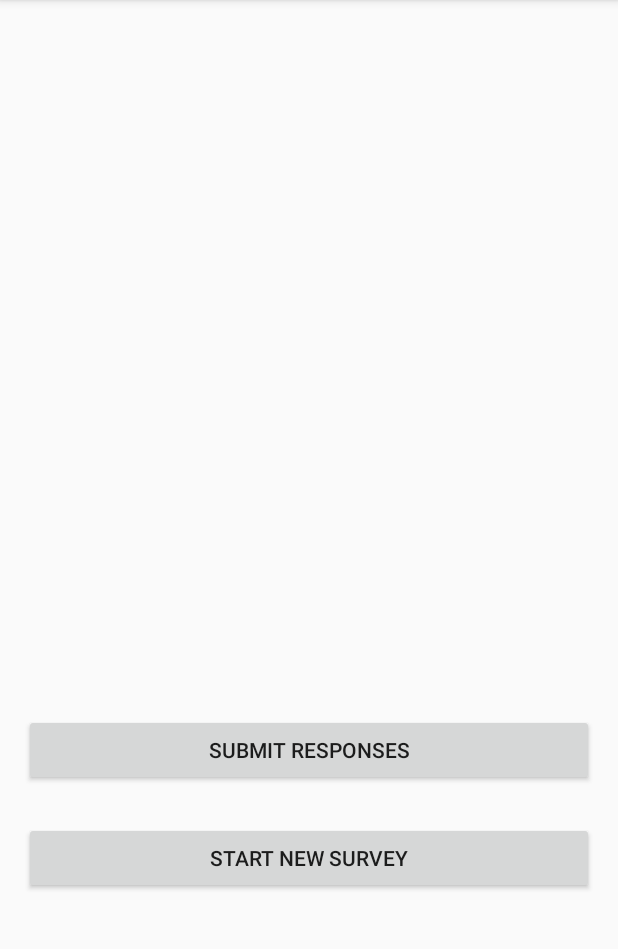
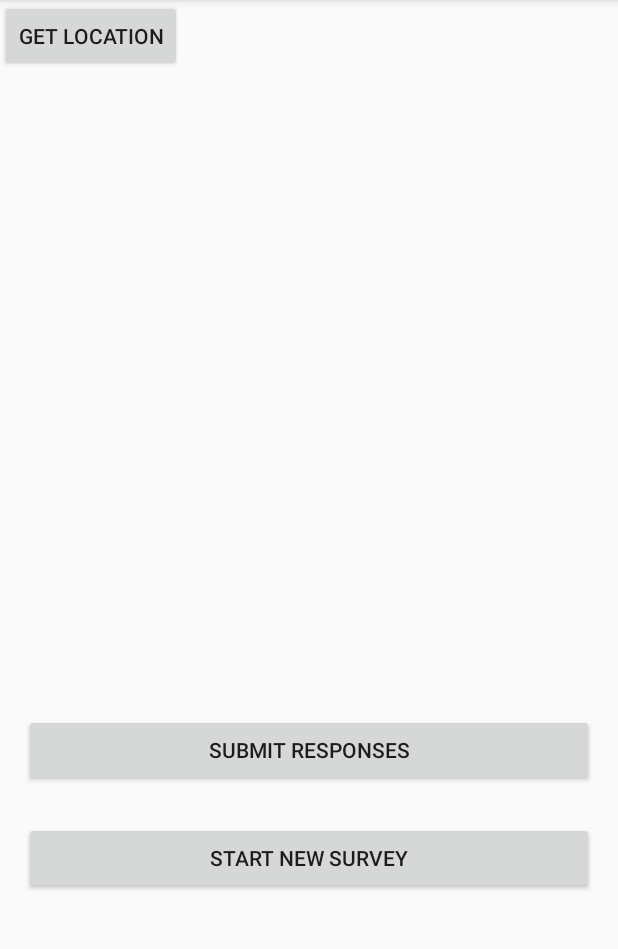
Before and after one commit to mdaudali/FeverFinder, an Android app: the screen it shows after launch (MainActivity), on a phone screen of 412 x 824 dp, the part 84-1033 px from its top. Run offline under Robolectric (Android 15) with nearby library versions, the phone set to English and light mode, and no system bars; libraries missing offline, so code that uses them is left out: org.json.simple; 8 statements that could not run were skipped.

Commit message:
button added to homescreen to get gps coords

```diff
--- a/Survey/app/src/main/java/com/example/feverfinder/MainActivity.java
+++ b/Survey/app/src/main/java/com/example/feverfinder/MainActivity.java
@@ -1,10 +1,22 @@
 package com.example.feverfinder;
 
+import android.Manifest;
+import android.content.Context;
 import android.content.Intent;
+import android.content.pm.PackageManager;
+import android.location.LocationListener;
+import android.location.LocationManager;
+import android.os.Build;
 import android.os.Bundle;
+import android.service.media.MediaBrowserService;
+import android.support.annotation.NonNull;
+import android.support.annotation.RequiresApi;
+import android.support.v4.app.ActivityCompat;
 import android.support.v7.app.AppCompatActivity;
 import android.view.View;
+import android.widget.Button;
 
+import com.example.feverfinder.questions.GPSLoc;
 import com.example.feverfinder.questions.QuestionParser;
 import com.example.feverfinder.questions.Section;
 
@@ -15,12 +27,54 @@ import java.util.List;
 public class MainActivity extends AppCompatActivity {
     private List<Section> mSections;
 
+    // TODO Move this GPS CODE ------------------------
+    LocationListener mLocListener;
+    LocationManager mLocManager;
+    Button gpsButton;
+    // TODO Move this GPS CODE -----------------------
+
+    @RequiresApi(api = Build.VERSION_CODES.M)
     @Override
     protected void onCreate(Bundle savedInstanceState) {
         super.onCreate(savedInstanceState);
         mSections = QuestionParser.getSections(getResources().openRawResource(R.raw.choices),
                 getResources().openRawResource(R.raw.questions));
         setContentView(R.layout.activity_main);
+
+        // TODO Move this GPS CODE ------------------------
+        mLocManager = (LocationManager) getSystemService(Context.LOCATION_SERVICE);
+        mLocListener = new GPSLoc();
+        if (ActivityCompat.checkSelfPermission(this, Manifest.permission.ACCESS_FINE_LOCATION) != PackageManager.PERMISSION_GRANTED && ActivityCompat.checkSelfPermission(this, Manifest.permission.ACCESS_COARSE_LOCATION) != PackageManager.PERMISSION_GRANTED) {
+            requestPermissions(new String[]{
+                    Manifest.permission.ACCESS_FINE_LOCATION, Manifest.permission.ACCESS_COARSE_LOCATION,
+                    Manifest.permission.INTERNET
+            }, 10);
+            return;
+        }
+        gpsButton = (Button) findViewById(R.id.GPSButton);
+        gpsButton.setOnClickListener(new View.OnClickListener() {
+            @Override
+            public void onClick(View v) {
+                mLocListener = new GPSLoc();
+                if (ActivityCompat.checkSelfPermission(MainActivity.this, Manifest.permission.ACCESS_FINE_LOCATION) != PackageManager.PERMISSION_GRANTED && ActivityCompat.checkSelfPermission(MainActivity.this, Manifest.permission.ACCESS_COARSE_LOCATION) != PackageManager.PERMISSION_GRANTED) {
+                    return;
+                }
+                mLocManager.requestLocationUpdates(LocationManager.GPS_PROVIDER, 0, 0, mLocListener);
+                // Remove the listener you previously added
+                mLocManager.removeUpdates(mLocListener);
+            }
+        });
+        // TODO Move this GPS CODE ------------------------
+    }
+
+    // TODO Move this GPS CODE ------------------------
+    @Override
+    public void onRequestPermissionsResult(int requestCode, @NonNull String[] permissions, @NonNull int[] grantResults) {
+        switch(requestCode){
+            case 10:
+                if (grantResults.length>0 && grantResults[0] == PackageManager.PERMISSION_GRANTED)
+                    return;
+        }
     }
 
     @Override
--- a/Survey/app/src/main/java/com/example/feverfinder/questions/GPSLoc.java
+++ b/Survey/app/src/main/java/com/example/feverfinder/questions/GPSLoc.java
@@ -1,13 +1,8 @@
 package com.example.feverfinder.questions;
 
-import android.content.Intent;
 import android.location.Location;
 import android.location.LocationListener;
 import android.os.Bundle;
-import android.provider.Settings;
-import android.widget.Toast;
-
-import static android.support.v4.content.ContextCompat.startActivity;
 
 public class GPSLoc implements LocationListener {
     public void onLocationChanged(Location loc) {
--- a/Survey/app/src/main/res/layout/activity_main.xml
+++ b/Survey/app/src/main/res/layout/activity_main.xml
@@ -33,4 +33,12 @@
         app:layout_constraintEnd_toEndOf="parent"
         app:layout_constraintStart_toStartOf="parent" />
 
+    <Button
+        android:id="@+id/GPSButton"
+        android:layout_width="wrap_content"
+        android:layout_height="wrap_content"
+        android:text="Get Location"
+        tools:layout_editor_absoluteX="0dp"
+        tools:layout_editor_absoluteY="0dp" />
+
 </android.support.constraint.ConstraintLayout>
```
